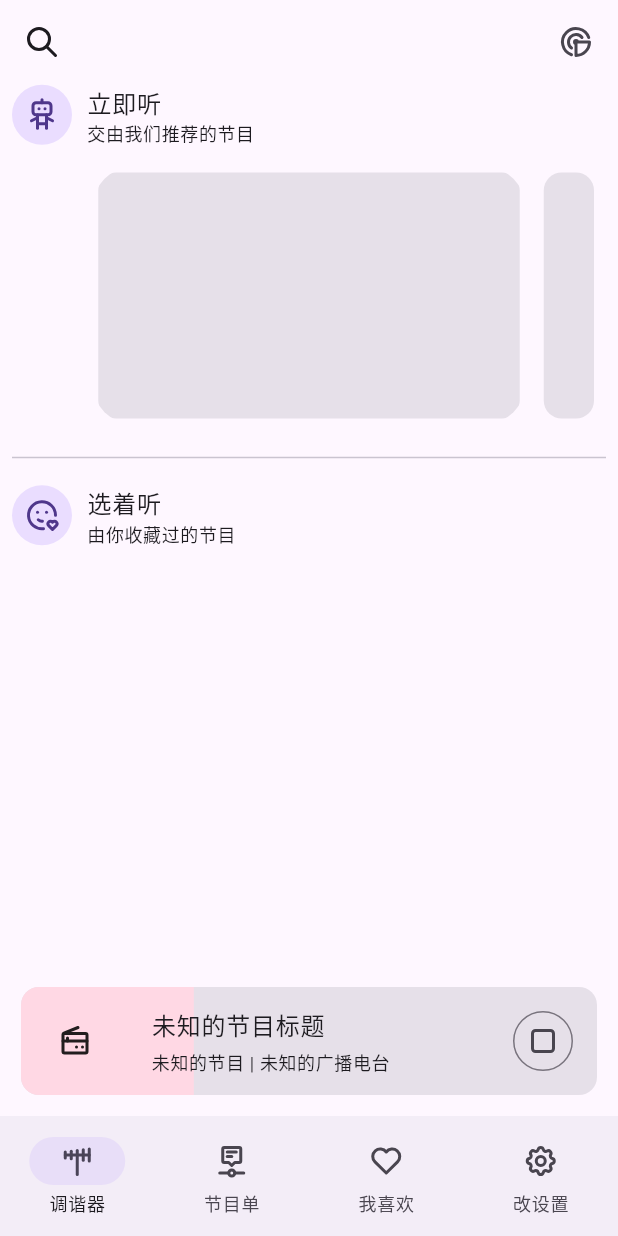
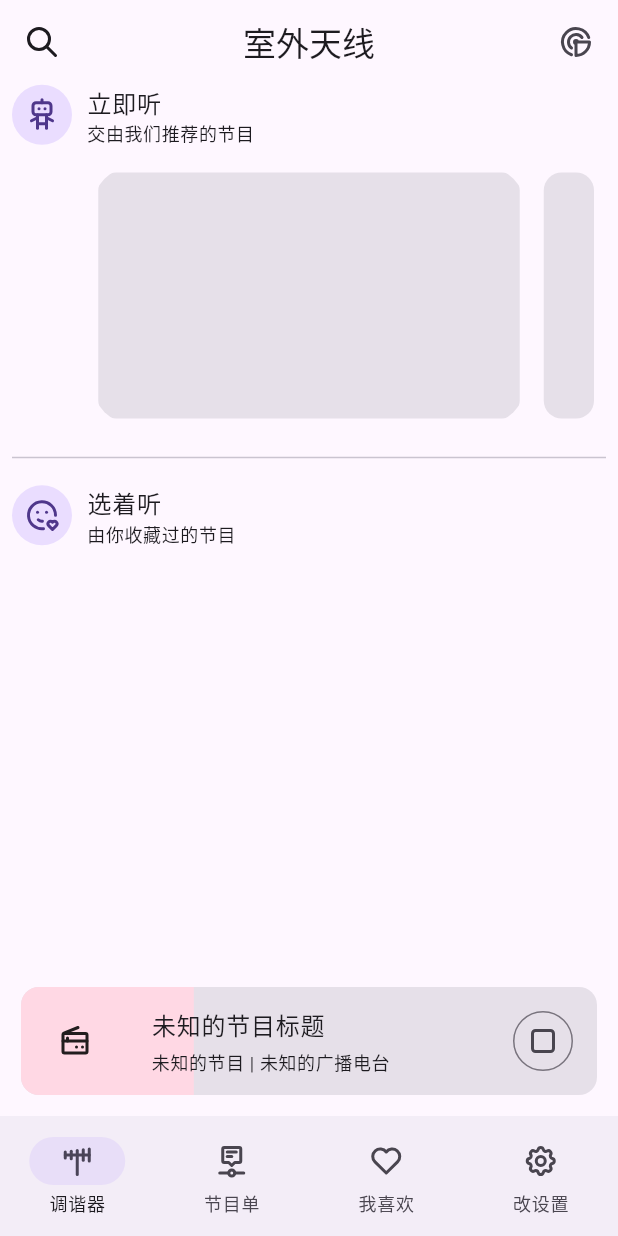
Before and after one commit to TaoEngine/outdoor_aerial_client, a Flutter app: the screen it shows after launch, on a phone screen of 412 x 824 dp. Run offline on Flutter 3.47's test engine with Material 3 defaults, Android fonts, the phone set to English and light mode, and no system bars; our stand-ins replace another_flutter_splash_screen, audio_service, flutter_tabler_icons, go_router; missing offline and left inert: flutter_soloud.

Commit message:
重新加入了标题

```diff
--- a/lib/pages/main_page.dart
+++ b/lib/pages/main_page.dart
@@ -49,6 +49,9 @@ class _MainPageState extends State<MainPage> with TickerProviderStateMixin {
             icon: Icon(TablerIcons.search),
             tooltip: "查找节目",
           ),
+          title: Text("室外天线"),
+          titleTextStyle: Theme.of(context).textTheme.titleLarge,
+          centerTitle: true,
           actions: [
             AspectRatio(
               aspectRatio: 1,
```
